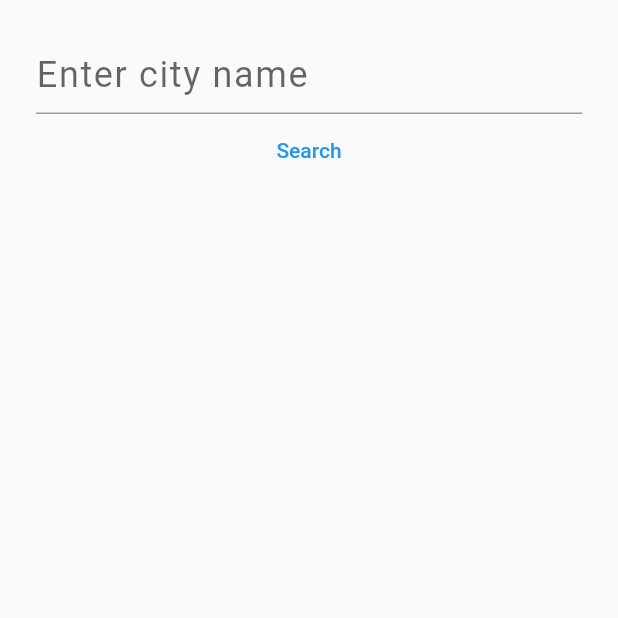
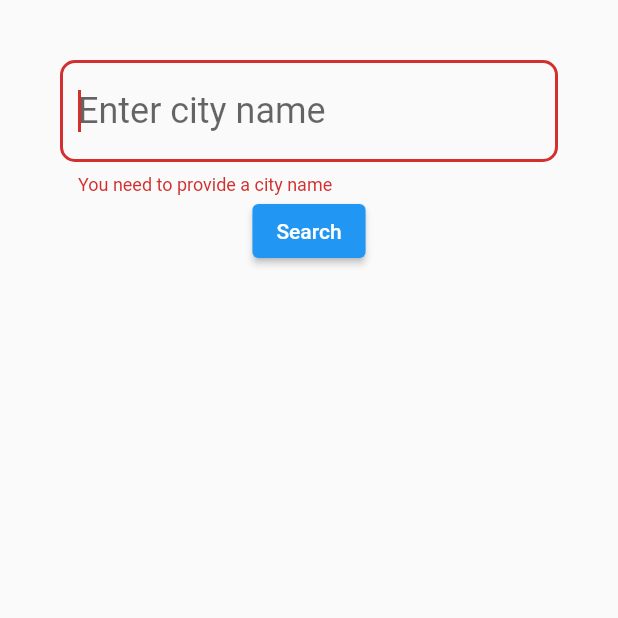
Before and after one commit to quydn720/weather-flutter, a Flutter app: the SearchScreen screen opened directly, after a tap on "Search", on a phone screen of 412 x 824 dp, the top half of it. Run offline on Flutter 3.47's test engine with Material 2 defaults, Android fonts, the phone set to English and light mode, and no system bars; our stand-ins replace geolocator.

Commit message:
Extract TwoHeader widget, add error text for search screen

```diff
--- a/lib/screens/search_screen.dart
+++ b/lib/screens/search_screen.dart
@@ -1,6 +1,5 @@
 import 'package:flutter/material.dart';
 import 'package:weather_app/services/constants.dart';
-import 'package:weather_app/services/weather.dart';
 
 class SearchScreen extends StatefulWidget {
   @override
@@ -8,31 +7,49 @@ class SearchScreen extends StatefulWidget {
 }
 
 class _SearchScreenState extends State<SearchScreen> {
-  late String cityName;
-  final WeatherService weatherService = WeatherService();
+  String cityName = '';
+  final _text = TextEditingController();
+  bool _validate = false;
 
   @override
   Widget build(BuildContext context) {
     return Scaffold(
       body: Padding(
-        padding: const EdgeInsets.all(24.0),
+        padding: const EdgeInsets.all(40.0),
         child: Column(
           children: [
             TextField(
+              controller: _text,
+              cursorColor: Colors.black54,
               decoration: InputDecoration(
+                enabledBorder: OutlineInputBorder(
+                  borderRadius: BorderRadius.all(Radius.circular(10.0)),
+                  borderSide: BorderSide(color: Colors.black54),
+                ),
+                focusedBorder: OutlineInputBorder(
+                  borderRadius: BorderRadius.all(Radius.circular(10.0)),
+                  borderSide: BorderSide(color: Colors.black54),
+                ),
+                border: OutlineInputBorder(
+                  borderRadius: BorderRadius.all(Radius.circular(10.0)),
+                  borderSide: BorderSide(color: Colors.black54),
+                ),
                 hintText: 'Enter city name',
+                errorText: _validate ? 'You need to provide a city name' : null,
               ),
               style: kTextStyle.copyWith(color: Colors.black),
+              autofocus: true,
               onChanged: (input) {
                 setState(() {
                   cityName = input;
                 });
               },
             ),
-            TextButton(
+            ElevatedButton(
               onPressed: () {
                 setState(() {
-                  Navigator.pop(context, cityName);
+                  _validate = _text.text.isEmpty;
+                  if (!_validate) Navigator.pop(context, cityName);
                 });
               },
               child: Text('Search'),
--- a/lib/services/constants.dart
+++ b/lib/services/constants.dart
@@ -5,20 +5,18 @@ const String openWeatherMapUri = 'api.openweathermap.org/data/2.5/weather';
 
 const TextStyle kTextStyle = TextStyle(
   fontSize: 24.0,
-  letterSpacing: 1.1,
   color: Colors.white,
 );
 const TextStyle kDayTextStyle = TextStyle(
   fontSize: 24.0,
-  letterSpacing: 1.1,
   color: Colors.black,
 );
 const TextStyle kBoldTextStyle = TextStyle(
   fontSize: 24.0,
-  letterSpacing: 1.2,
   fontWeight: FontWeight.bold,
 );
 const double kTextSizeLarge = 140.0;
+const double kDividerOffset = 10.0;
 const Color kRainyColor = Color(0xffDCDCDC);
 const Color kSunnyColor = Color(0xffFFD500);
 const Color kNightColor = Color(0xff010032);
@@ -32,4 +30,5 @@ const WeatherModel errorWeather = WeatherModel(
   description: 'description',
   maxTemperature: 0,
   minTemperature: 0,
-    dt: 0);
+  dt: 0,
+);
--- a/lib/services/weather.dart
+++ b/lib/services/weather.dart
@@ -47,7 +47,6 @@ class WeatherModel {
   });
 
   static WeatherModel fromJson(Map<String, dynamic> data) {
-    // try {
     double temp = data['main']['temp'];
     int temperature = temp.toInt();
 
@@ -75,9 +74,5 @@ class WeatherModel {
       minTemperature: minTemperature,
       dt: dt,
     );
-    //}
-    // catch (e) {
-    //   return errorWeather;
-    // }
   }
 }
--- a/pubspec.yaml
+++ b/pubspec.yaml
@@ -17,6 +17,7 @@ dependencies:
   flutter_spinkit: ^5.0.0
   flutter_native_splash: ^1.2.0
   intl: ^0.17.0
+  provider: ^5.0.0
 
 dev_dependencies:
   flutter_test:
```
Also changed, not shown: lib/ThemeProvider.dart (added, +44 -0 lines), lib/screens/components/two_headers.dart (added, +27 -0 lines), pubspec.lock. Lines whose indentation alone changed are shown as unchanged.
